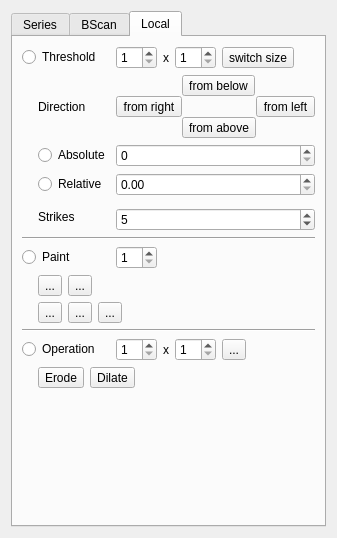
Above: ui/marker_segmentation.ui from neurodial/OCT-Marker before the change. Below: the same form after it.
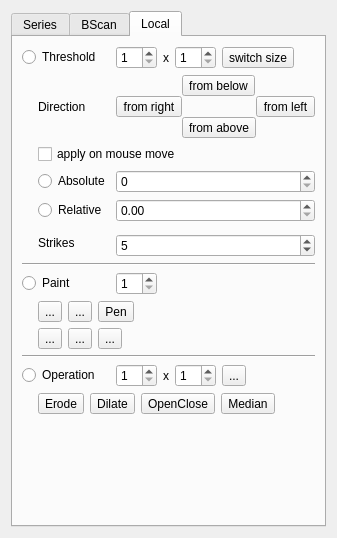
That is the form after the change. Icons and pictures are not drawn.

The edit to the form file:
```diff
--- a/ui/marker_segmentation.ui
+++ b/ui/marker_segmentation.ui
@@ -628,6 +628,20 @@
             </property>
            </spacer>
           </item>
+          <item row="0" column="2">
+           <widget class="QToolButton" name="buttonLocalPaintPen">
+            <property name="text">
+             <string>Pen</string>
+            </property>
+            <property name="icon">
+             <iconset resource="../application.qrc">
+              <normaloff>:/icons/pen.png</normaloff>:/icons/pen.png</iconset>
+            </property>
+            <property name="checkable">
+             <bool>true</bool>
+            </property>
+           </widget>
+          </item>
          </layout>
         </widget>
        </item>
@@ -668,6 +682,34 @@
             </property>
            </widget>
           </item>
+          <item>
+           <widget class="QToolButton" name="buttonLocalOperationOpenClose">
+            <property name="text">
+             <string>OpenClose</string>
+            </property>
+            <property name="icon">
+             <iconset resource="../application.qrc">
+              <normaloff>:/icons/arrow_inout.png</normaloff>:/icons/arrow_inout.png</iconset>
+            </property>
+            <property name="checkable">
+             <bool>true</bool>
+            </property>
+           </widget>
+          </item>
+          <item>
+           <widget class="QToolButton" name="buttonLocalOperationMedian">
+            <property name="text">
+             <string>Median</string>
+            </property>
+            <property name="icon">
+             <iconset resource="../application.qrc">
+              <normaloff>:/icons/arrow_inout.png</normaloff>:/icons/arrow_inout.png</iconset>
+            </property>
+            <property name="checkable">
+             <bool>true</bool>
+            </property>
+           </widget>
+          </item>
           <item>
            <spacer name="horizontalSpacer_5">
             <property name="orientation">
@@ -822,6 +864,13 @@
          </item>
         </layout>
        </item>
+       <item row="3" column="1" colspan="2">
+        <widget class="QCheckBox" name="checkBoxApplyOnMove">
+         <property name="text">
+          <string>apply on mouse move</string>
+         </property>
+        </widget>
+       </item>
       </layout>
      </widget>
     </widget>
```
